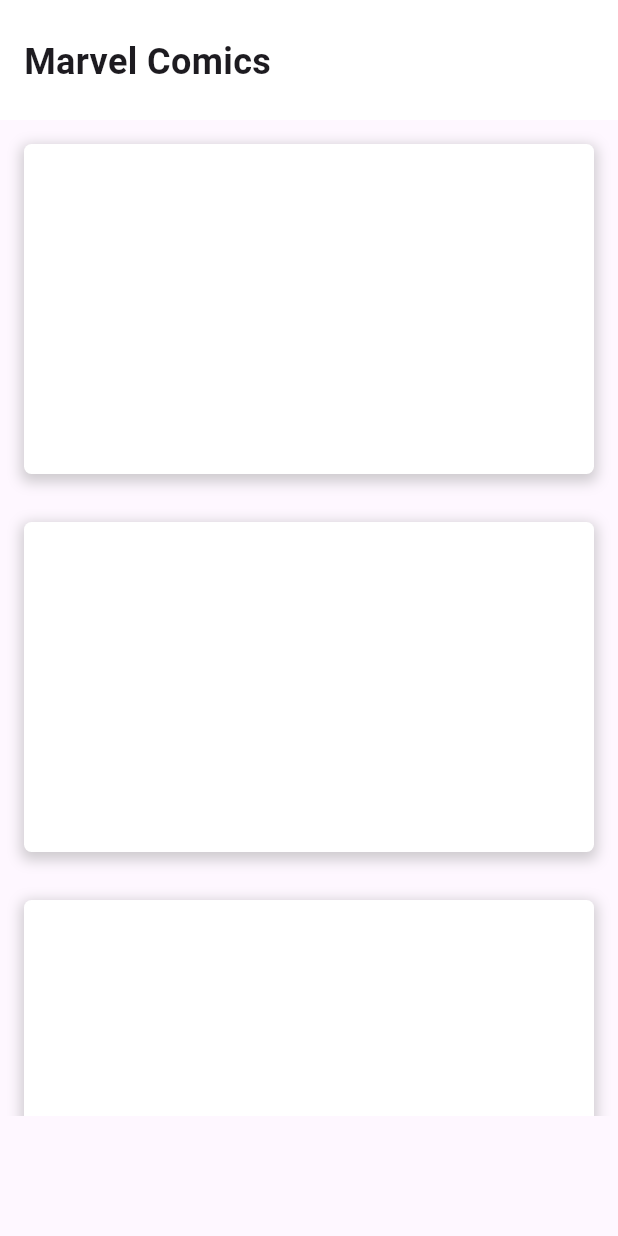
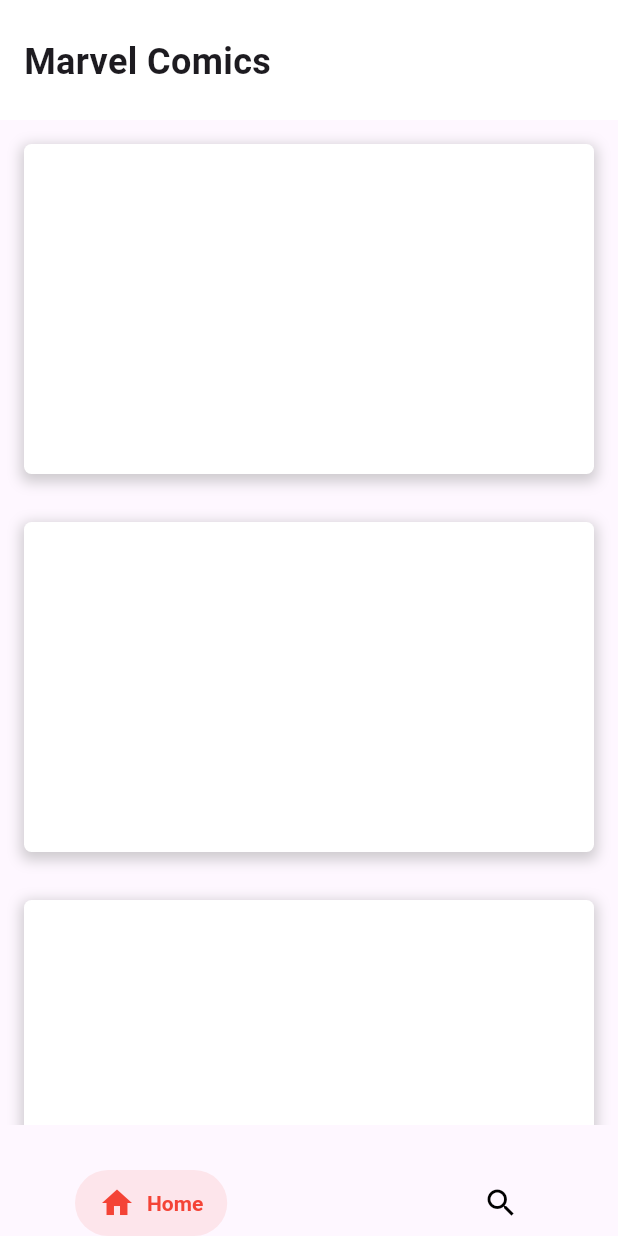
Before and after one commit to piotrbahlaj/MarvelComicsApp, a Flutter app: the screen it shows after launch, on a phone screen of 412 x 824 dp. Run offline on Flutter 3.47's test engine with Material 3 defaults, Android fonts, the phone set to English and light mode, and no system bars; drawn by our look-alikes of salomon_bottom_bar; our stand-ins replace bloc, equatable, flutter_bloc, go_router.

Commit message:
created router and bottom navigation bar

```diff
--- /dev/null
+++ b/lib/core/router.dart
@@ -0,0 +1,17 @@
+import 'package:go_router/go_router.dart';
+import 'package:marvel_comics_app/features/home/presentation/home_screen.dart';
+import 'package:marvel_comics_app/features/search/presentation/search_screen.dart';
+
+final router = GoRouter(
+  initialLocation: '/', //home screen
+  routes: [
+    GoRoute(
+      path: '/',
+      builder: (context, state) => const HomeScreen(),
+    ),
+    GoRoute(
+      path: '/search',
+      builder: (context, state) => const SearchScreen(),
+    )
+  ],
+);
--- /dev/null
+++ b/lib/features/bottom_navigation_bar/bottom_navigation_bar.dart
@@ -0,0 +1,52 @@
+import 'package:flutter/material.dart';
+import 'package:go_router/go_router.dart';
+import 'package:salomon_bottom_bar/salomon_bottom_bar.dart';
+
+class CustomNavigationBar extends StatefulWidget {
+  const CustomNavigationBar({super.key});
+
+  @override
+  State<CustomNavigationBar> createState() => _CustomNavigationBarState();
+}
+
+final List<String> _pages = [
+  '/',
+  '/search',
+];
+
+class _CustomNavigationBarState extends State<CustomNavigationBar> {
+  var _currentIndex = 0;
+  @override
+  Widget build(BuildContext context) {
+    return SalomonBottomBar(
+      margin: const EdgeInsets.symmetric(horizontal: 50),
+      backgroundColor: Theme.of(context).colorScheme.background,
+      currentIndex: _currentIndex,
+      onTap: (i) {
+        setState(() => _currentIndex = i);
+        final router = GoRouter.of(context);
+        router.go(_pages[i]);
+      },
+      items: [
+        // Home
+        SalomonBottomBarItem(
+          icon: const Icon(Icons.home),
+          title: const Text('Home'),
+          selectedColor: Colors.red,
+          unselectedColor: Colors.black,
+        ),
+        SalomonBottomBarItem(
+          icon: const SizedBox(),
+          title: const Text(''),
+        ),
+        // Search
+        SalomonBottomBarItem(
+          icon: const Icon(Icons.search),
+          title: const Text('Search'),
+          selectedColor: Colors.red,
+          unselectedColor: Colors.black,
+        ),
+      ],
+    );
+  }
+}
--- a/lib/features/home/presentation/home_screen.dart
+++ b/lib/features/home/presentation/home_screen.dart
@@ -1,4 +1,5 @@
 import 'package:flutter/material.dart';
+import 'package:marvel_comics_app/features/bottom_navigation_bar/bottom_navigation_bar.dart';
 import 'package:marvel_comics_app/features/home/presentation/widgets/comics_tile.dart';
 
 class HomeScreen extends StatelessWidget {
@@ -7,6 +8,7 @@
   @override
   Widget build(BuildContext context) {
     return Scaffold(
+      bottomNavigationBar: const CustomNavigationBar(),
       body: SafeArea(
         child: Column(
           children: [
@@ -25,7 +27,7 @@
             ),
             Expanded(
               child: Container(
-                padding: const EdgeInsets.fromLTRB(0, 0, 0, 80),
+                padding: const EdgeInsets.fromLTRB(0, 0, 0, 30),
                 width: double.infinity,
                 child: ListView(
                   children: const [
--- /dev/null
+++ b/lib/features/search/presentation/search_screen.dart
@@ -0,0 +1,10 @@
+import 'package:flutter/material.dart';
+
+class SearchScreen extends StatelessWidget {
+  const SearchScreen({super.key});
+
+  @override
+  Widget build(BuildContext context) {
+    return const Scaffold();
+  }
+}
--- a/lib/features/splash_screen/presentation/splash_screen.dart
+++ b/lib/features/splash_screen/presentation/splash_screen.dart
@@ -1,7 +1,7 @@
 import 'package:flutter/material.dart';
 import 'package:flutter_bloc/flutter_bloc.dart';
 import 'package:marvel_comics_app/features/home/presentation/home_screen.dart';
-import 'package:marvel_comics_app/features/splash_screen/bloc/splash_screen_bloc.dart';
+import 'package:marvel_comics_app/features/splash_screen/presentation/bloc/splash_screen_bloc.dart';
 
 class SplashScreen extends StatelessWidget {
   const SplashScreen({super.key});
--- a/pubspec.yaml
+++ b/pubspec.yaml
@@ -14,6 +14,8 @@
   http: ^1.2.0
   equatable: ^2.0.5
   bloc: ^8.1.4
+  salomon_bottom_bar: ^3.3.2
+  go_router: ^14.2.0
 
 dev_dependencies:
   flutter_test:
```
Also changed, not shown: lib/core/theme.dart (added), lib/features/splash_screen/presentation/bloc/splash_screen_bloc.dart (renamed from lib/features/splash_screen/bloc/splash_screen_bloc.dart), lib/features/splash_screen/presentation/bloc/splash_screen_event.dart (renamed from lib/features/splash_screen/bloc/splash_screen_event.dart), lib/features/splash_screen/presentation/bloc/splash_screen_state.dart (renamed from lib/features/splash_screen/bloc/splash_screen_state.dart), pubspec.lock.
